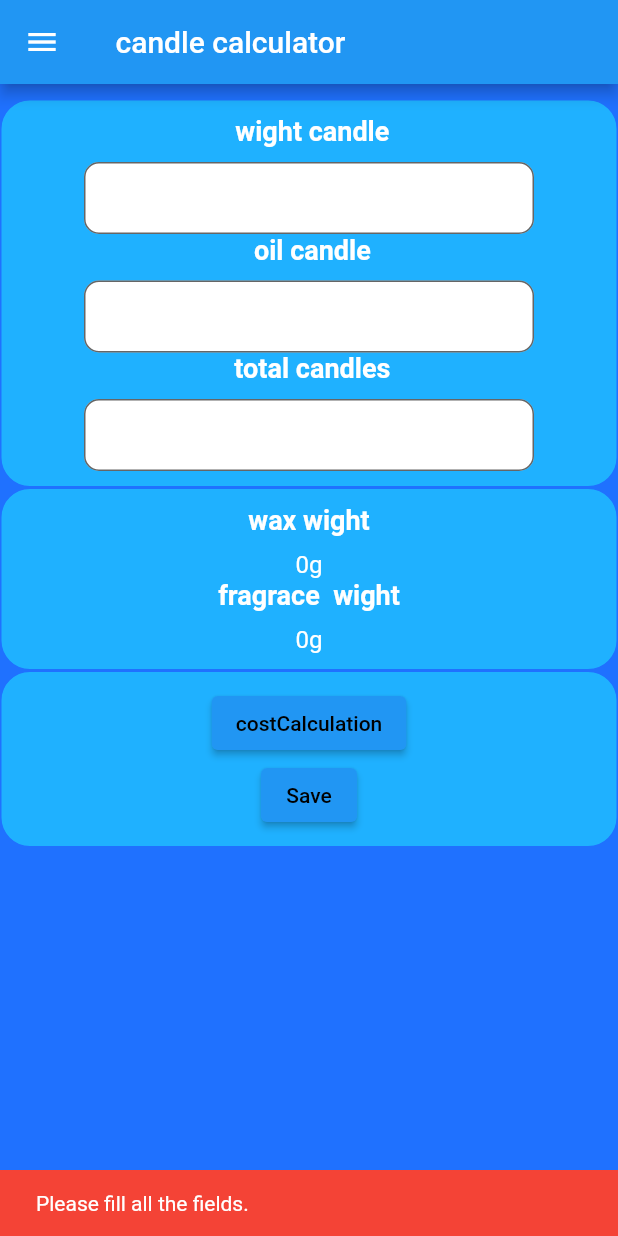
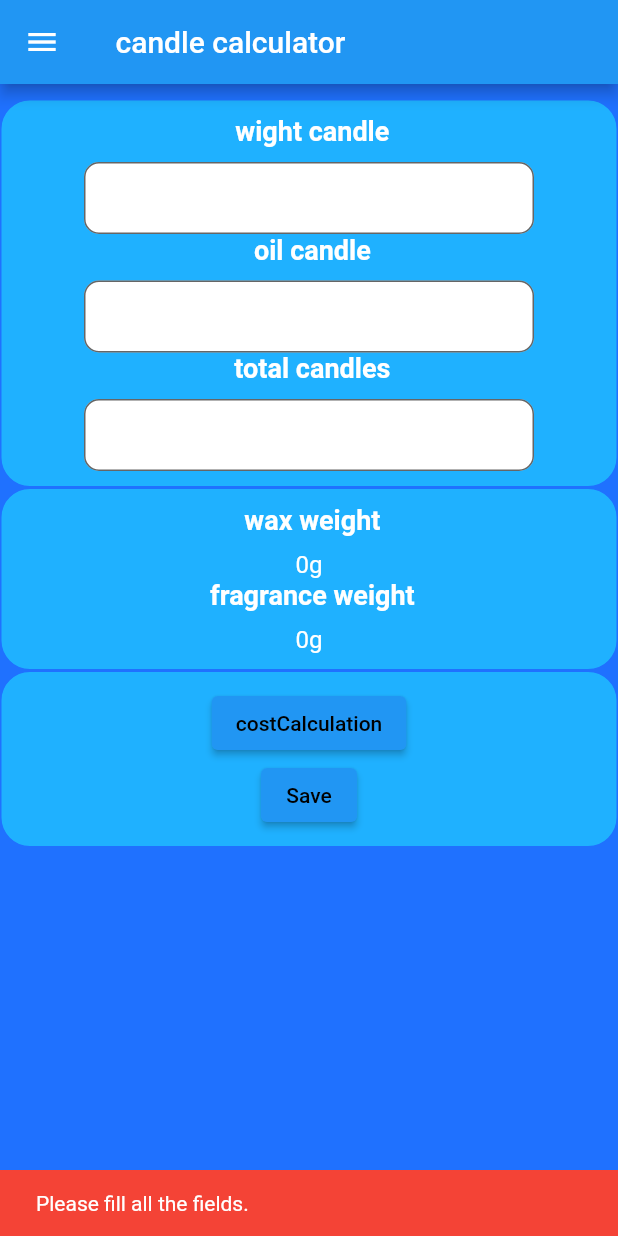
Before and after one commit to abdohass/candle3, a Flutter app: the screen it shows after launch, after a tap on "Save", on a phone screen of 412 x 824 dp. Run offline on Flutter 3.47's test engine with Material 2 defaults, Android fonts, the phone set to English and light mode, and no system bars; our stand-ins replace hive, hive_flutter, shared_preferences; accounts and stored records are empty; statements that could not run were skipped.

Commit message:
2/8/after after button press on save  button add json

```diff
--- a/assets/lang/ar.json
+++ b/assets/lang/ar.json
@@ -24,6 +24,8 @@
   "cost per candle" : "تكلفة الشمعة الواحدة",
   "total candle cost" : "التكلفة الكلية للشمع ",
   "Wax price per_candle": " تكلفة الشمع فقط ",
-  "Oil price prr_candle" : "تكلفة الزيت"
+  "Oil price prr_candle" : "تكلفة الزيت",
+  "wax weight": "وزن الشمع " ,
+  "fragrance weight" : " نسبة الزيت العطري"
 
 }
--- a/assets/lang/en.json
+++ b/assets/lang/en.json
@@ -22,7 +22,9 @@
   "cost per candle" :"cost per candle",
   "total candle cost" : "total candle cost" ,
   "Wax price per_candle" : "Wax price per_candle" ,
-  "Oil price prr_candle" : "Oil price prr_candle"
+  "Oil price prr_candle" : "Oil price prr_candle" ,
+  "wax weight" : "wax weight" ,
+  "fragrance weight"  :"fragrance weight"
 
 
 }
--- a/lib/main.dart
+++ b/lib/main.dart
@@ -103,5 +103,3 @@ class _MyAppState extends State<MyApp> {
     );
   }
 }
-
-class ChangeLang with ChangeNotifier {}
--- a/lib/sreens/firstscreen.dart
+++ b/lib/sreens/firstscreen.dart
@@ -29,17 +29,16 @@ class MyHomePage extends StatefulWidget {
 class _MyHomePageState extends State<MyHomePage> {
 
 
-
+  List<Template> templates = [];
 //int? value = 0;
 // /Box myBox ;
   double fragranceOil =0;
   double totalWight = 0;
- int totalCandles  = 1;
+ int   totalCandles  = 1;
 String resultfo = '0';
 String resultwax = '0' ;
 String unitWax = 'g';
 String unitfo ='g';
-  List<Template> templates = [];
 
 
   TextEditingController fragranceOilController = TextEditingController();
@@ -93,6 +92,36 @@ String unitfo ='g';
     });
 
   }
+  void saveData(double resultWax, double resultFo,
+      TextEditingController fragranceOilController,
+      TextEditingController totalWightController,
+      TextEditingController totalCandlesController) {
+    if (fragranceOilController.text.isEmpty ||
+        totalWightController.text.isEmpty) {
+      ScaffoldMessenger.of(context).showSnackBar(
+        SnackBar(
+          content: Text("Please fill all the fields."),
+          backgroundColor: Colors.red,
+        ),
+      );
+      return;
+    }
+
+    // Save the data directly in the templates list
+    final template = Template(resultwax: resultWax, resultfo: resultFo);
+    templates.add(template);
+         // templates = List.generate( templates.length, (_)=> templates[_], growable: false);
+
+    // Save the templates list to Hive
+    final box = Hive.box('myBox');
+    box.put('templates', templates
+        .map((t) => t.toJson()).toList());
+    box.add(template);
+    setState(() {
+      var currentResultwax = resultWax.toString();
+      var currentResultfo = resultFo.toString();
+    });
+  }
 
 
   @override
@@ -138,30 +167,7 @@ String unitfo ='g';
       }
     });
   }
-  void saveData(double resultWax, double resultFo) {
-    if (fragranceOilController.text.isEmpty || totalWightController.text.isEmpty) {
-      ScaffoldMessenger.of(context).showSnackBar(
-        SnackBar(
-          content: Text("Please fill all the fields."),
-          backgroundColor: Colors.red,
-        ),
-      );
-      return;
-    }
 
-    // Save the data directly in the templates list
-    final template = Template(resultwax: resultWax, resultfo: resultFo);
-    templates.add(template);
-
-    // Save the templates list to Hive
-    final box = Hive.box('myBox');
-    box.put('templates', templates.map((t) => t.toJson()).toList());
-
-    setState(() {
-      var currentResultwax = resultWax.toString();
-      var currentResultfo = resultFo.toString();
-    });
-  }
 
 
 
@@ -236,8 +242,8 @@ String unitfo ='g';
       Navigator.push(context, MaterialPageRoute(
           builder: (context){
             return  MyTemplets(
-              resultwax: resultwax,
-              resultfo: resultfo,
+              // resultwax: resultwax,
+              // resultfo: resultfo,
             );
           }
       ));
@@ -372,8 +378,8 @@ changeLang(context, Language(id: 1, name: "English", languageCode: "us"));
             child: Column(
               mainAxisSize: MainAxisSize.min,
               children: <Widget>[
-                TextTitle(title: 'wax wight', value: resultwax+unitWax ),
-                TextTitle(title: 'fragrace  wight', value:resultfo+unitfo),
+                TextTitle(title: " ${getLang(context, "wax weight")}", value: resultwax+unitWax ),
+                TextTitle(title: " ${getLang(context, "fragrance weight")}", value:resultfo+unitfo),
               ],
             ),
           ),
@@ -403,7 +409,7 @@ changeLang(context, Language(id: 1, name: "English", languageCode: "us"));
                     foregroundColor: MaterialStateProperty.all<Color>(Colors.black),
                   ),
                   onPressed:() {
-                    saveData(double.parse(resultwax), double.parse(resultfo));
+                    saveData(double.parse(resultwax), double.parse(resultfo) ,fragranceOilController , totalWightController , totalCandlesController);
                   },
                   child: Text('Save'),
                 ),
```
Also changed, not shown: lib/sreens/myTemplates.dart (+23 -16 lines).
